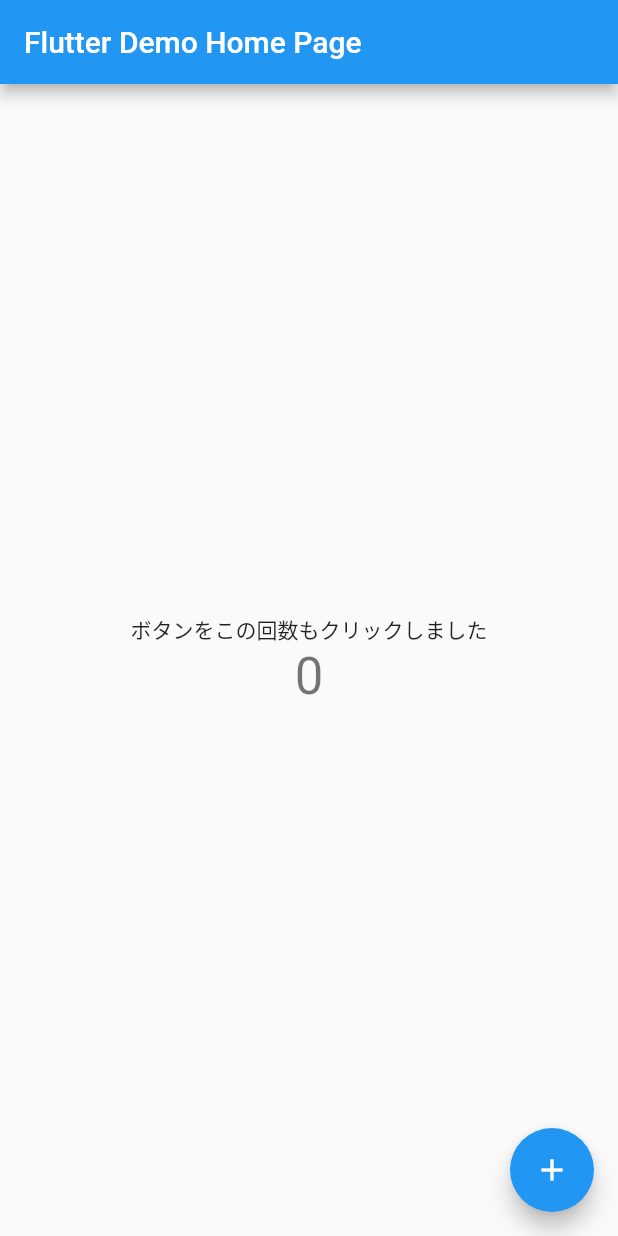
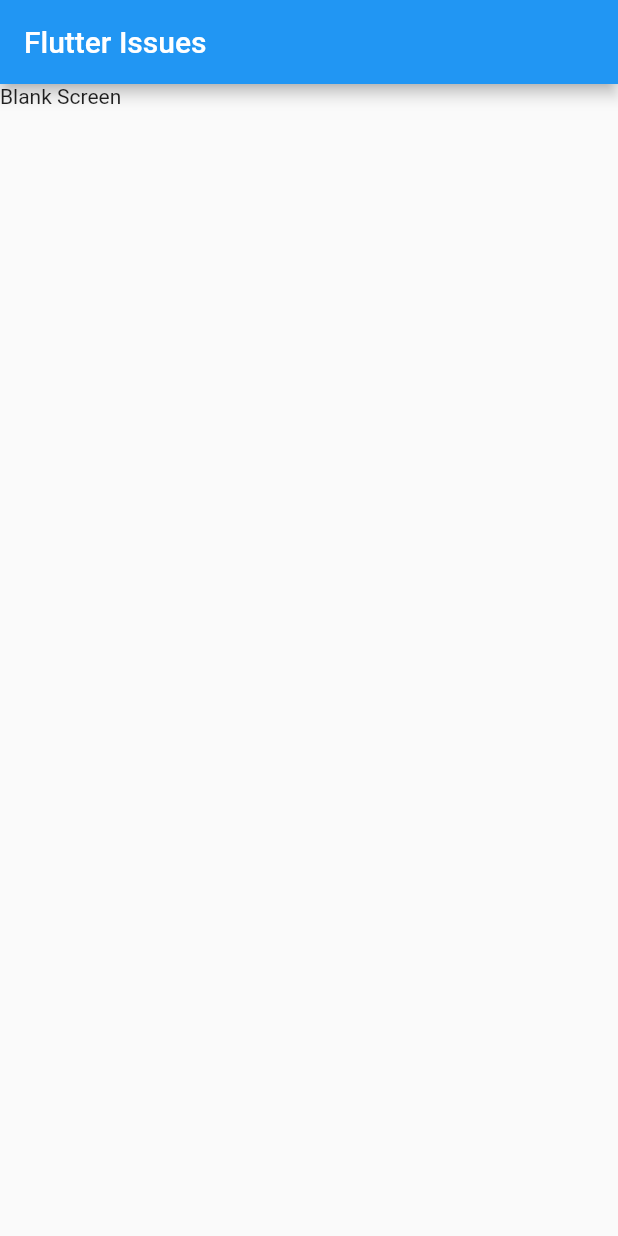
Before and after one commit to Ryu236/Flutter_issue_list, a Flutter app: the screen it shows after launch, on a phone screen of 412 x 824 dp. Run offline on Flutter 3.47's test engine with Material 2 defaults, Android fonts, the phone set to English and light mode, and no system bars.

Commit message:
:recycle: Remove text and fab button for preparing new feature

```diff
--- a/lib/main.dart
+++ b/lib/main.dart
@@ -7,26 +7,17 @@ class MyApp extends StatelessWidget {
   @override
   Widget build(BuildContext context) {
     return MaterialApp(
-      title: 'Flutter Demo',
+      title: 'Flutter Issues',
       theme: ThemeData(
         primarySwatch: Colors.blue,
       ),
-      home: MyHomePage(title: 'Flutter Demo Home Page'),
+      home: MyHomePage(title: 'Flutter Issues'),
     );
   }
 }
 
 class MyHomePage extends StatefulWidget {
   MyHomePage({Key key, this.title}) : super(key: key);
-
-  // This widget is the home page of your application. It is stateful, meaning
-  // that it has a State object (defined below) that contains fields that affect
-  // how it looks.
-
-  // This class is the configuration for the state. It holds the values (in this
-  // case the title) provided by the parent (in this case the App widget) and
-  // used by the build method of the State. Fields in a Widget subclass are
-  // always marked "final".
 
   final String title;
 
@@ -35,68 +26,14 @@ class MyHomePage extends StatefulWidget {
 }
 
 class _MyHomePageState extends State<MyHomePage> {
-  int _counter = 0;
-
-  void _incrementCounter() {
-    setState(() {
-      // This call to setState tells the Flutter framework that something has
-      // changed in this State, which causes it to rerun the build method below
-      // so that the display can reflect the updated values. If we changed
-      // _counter without calling setState(), then the build method would not be
-      // called again, and so nothing would appear to happen.
-      _counter += 3;
-    });
-  }
 
   @override
   Widget build(BuildContext context) {
-    // This method is rerun every time setState is called, for instance as done
-    // by the _incrementCounter method above.
-    //
-    // The Flutter framework has been optimized to make rerunning build methods
-    // fast, so that you can just rebuild anything that needs updating rather
-    // than having to individually change instances of widgets.
     return Scaffold(
       appBar: AppBar(
-        // Here we take the value from the MyHomePage object that was created by
-        // the App.build method, and use it to set our appbar title.
         title: Text(widget.title),
       ),
-      body: Center(
-        // Center is a layout widget. It takes a single child and positions it
-        // in the middle of the parent.
-        child: Column(
-          // Column is also a layout widget. It takes a list of children and
-          // arranges them vertically. By default, it sizes itself to fit its
-          // children horizontally, and tries to be as tall as its parent.
-          //
-          // Invoke "debug painting" (press "p" in the console, choose the
-          // "Toggle Debug Paint" action from the Flutter Inspector in Android
-          // Studio, or the "Toggle Debug Paint" command in Visual Studio Code)
-          // to see the wireframe for each widget.
-          //
-          // Column has various properties to control how it sizes itself and
-          // how it positions its children. Here we use mainAxisAlignment to
-          // center the children vertically; the main axis here is the vertical
-          // axis because Columns are vertical (the cross axis would be
-          // horizontal).
-          mainAxisAlignment: MainAxisAlignment.center,
-          children: <Widget>[
-            Text(
-              'ボタンをこの回数もクリックしました',
-            ),
-            Text(
-              '$_counter',
-              style: Theme.of(context).textTheme.display1,
-            ),
-          ],
-        ),
-      ),
-      floatingActionButton: FloatingActionButton(
-        onPressed: _incrementCounter,
-        tooltip: 'Increment',
-        child: Icon(Icons.add),
-      ), // This trailing comma makes auto-formatting nicer for build methods.
+      body: Text('Blank Screen'),
     );
   }
 }
```
